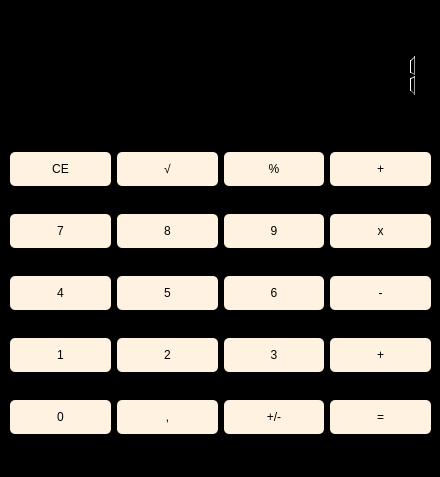
Above: view/calculator.ui from RuyOllivere/calculator before the change. Below: the same form after it.
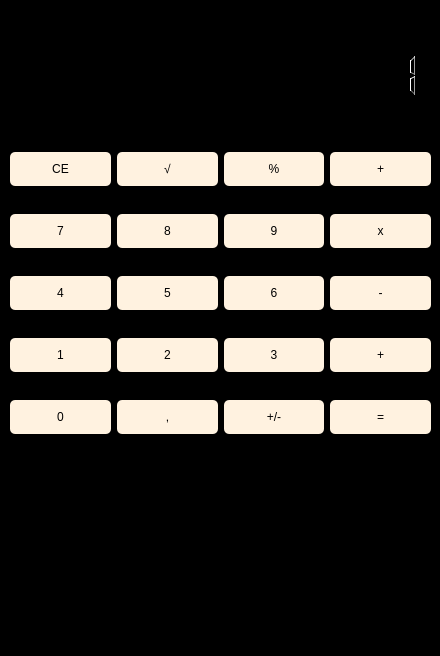
That is the form after the change.

Commit message: function: minus

What changed in the file:
```diff
--- a/view/calculator.ui
+++ b/view/calculator.ui
@@ -7,7 +7,7 @@
     <x>0</x>
     <y>0</y>
     <width>440</width>
-    <height>477</height>
+    <height>656</height>
    </rect>
   </property>
   <property name="windowTitle">
@@ -301,6 +301,23 @@
     </item>
    </layout>
   </widget>
+  <widget class="QLabel" name="display2">
+   <property name="geometry">
+    <rect>
+     <x>10</x>
+     <y>485</y>
+     <width>421</width>
+     <height>141</height>
+    </rect>
+   </property>
+   <property name="styleSheet">
+    <string notr="true">color: #fff;
+font-size: 10px;</string>
+   </property>
+   <property name="text">
+    <string/>
+   </property>
+  </widget>
  </widget>
  <resources/>
  <connections/>
```
The commit also changes 2 other files.
